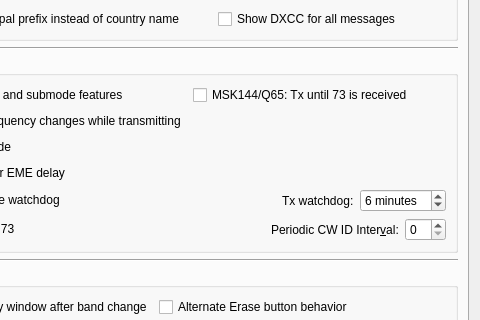
This is Configuration.ui in uaro-radio/wsjtx as Qt 5 draws it before an edit; both pictures show x 397 to 877 and y 256 to 576 of the 877 by 718 pixel window. The edited form follows.
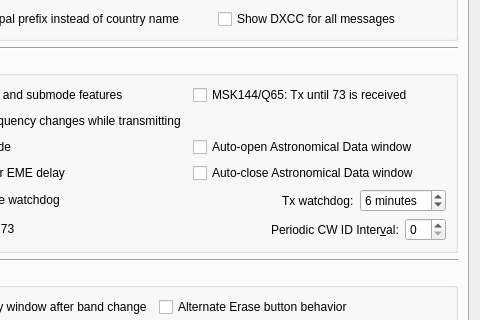
This is the edited form. Custom widgets are drawn as their Qt base class.

Commit message: New EME feature: Auto-open/Auto-close the Astronomical Data window when switching the modes.

Diff of the .ui file:
```diff
--- a/Configuration.ui
+++ b/Configuration.ui
@@ -6,7 +6,7 @@
    <rect>
     <x>0</x>
     <y>0</y>
-    <width>838</width>
+    <width>840</width>
     <height>703</height>
    </rect>
   </property>
@@ -533,6 +533,26 @@
             </property>
            </widget>
           </item>
+          <item row="3" column="3">
+           <widget class="QCheckBox" name="auto_close_check_box">
+            <property name="toolTip">
+             <string>&lt;html&gt;&lt;head/&gt;&lt;body&gt;&lt;p&gt;Close the Astronomical Data window automatically when no longer needed.&lt;/p&gt;&lt;/body&gt;&lt;/html&gt;</string>
+            </property>
+            <property name="text">
+             <string>Auto-close Astronomical Data window</string>
+            </property>
+           </widget>
+          </item>
+          <item row="2" column="3">
+           <widget class="QCheckBox" name="auto_open_check_box">
+            <property name="toolTip">
+             <string>&lt;html&gt;&lt;head/&gt;&lt;body&gt;&lt;p&gt;Open the Astronomical Data window automatically when switching to Q65 or JT65 mode and Decode after EME delay is enabled.&lt;/p&gt;&lt;/body&gt;&lt;/html&gt;</string>
+            </property>
+            <property name="text">
+             <string>Auto-open Astronomical Data window</string>
+            </property>
+           </widget>
+          </item>
          </layout>
         </widget>
        </item>
```
Left out of the diff: 9 changed lines with no effect on the pictures. The commit also changes 16 other files.
